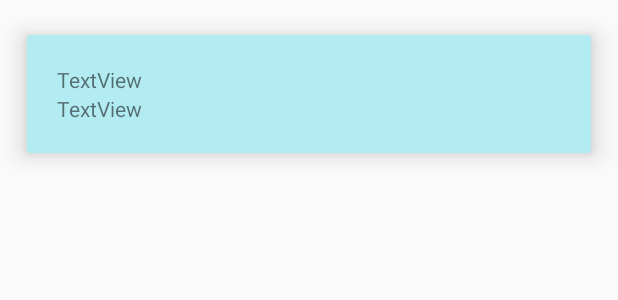
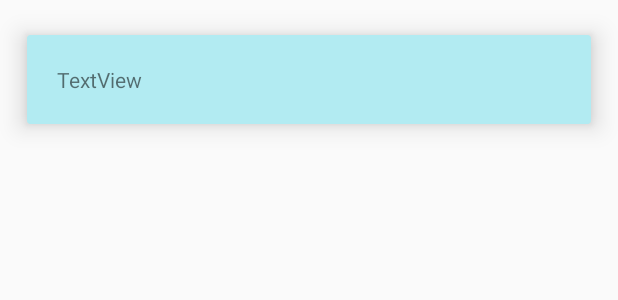
Before and after one commit to Chema19/MakeSolution.Relatorica.AndroidApp, an Android app: the layout card_child.xml on its own in the app's theme, with its tools: preview values and no code run, on a phone screen of 412 x 824 dp. Shown: the top 300 px of the screen. Run offline under Robolectric (Android 15) with nearby library versions, the phone set to English and light mode, and no system bars.

Commit message:
Arreglo de interfaz childs

```diff
--- a/app/src/main/java/makesolution/relatorica/adapters/ChildAdapter.kt
+++ b/app/src/main/java/makesolution/relatorica/adapters/ChildAdapter.kt
@@ -34,7 +34,6 @@ class ChildAdapter(var childs:ArrayList<ChildModel>, val context: Context): Recy
     class ViewHolder(view: View) : RecyclerView.ViewHolder(view){
 
         val childNameTextView = view.childNameTextView
-        val birthDateTextVIew=view.birthDateTextView
         val childCardView=view.childCardView
         fun updateFrom(context: Context, child: ChildModel){
 
@@ -42,8 +41,6 @@ class ChildAdapter(var childs:ArrayList<ChildModel>, val context: Context): Recy
             var token = "Bearer " + result.getString(context.getString(R.string.token), "")
             var url: String = RelatoricaApi.getChildById(child.HijoId)
             childNameTextView.text = child.NombreCompleto
-
-            birthDateTextVIew.text=child.FechaNacimiento
             RelatoricaApi.GetChildById(token, url,
                 { response -> handleResponse(response) },
                 { error -> handleError(error)})
@@ -55,7 +52,6 @@ class ChildAdapter(var childs:ArrayList<ChildModel>, val context: Context): Recy
                 return
             }
             childNameTextView.text = response.Data!!.NombreCompleto
-            birthDateTextVIew.text=response.Data!!.FechaNacimiento
             childCardView.setOnClickListener { view ->
                 val context = view.context
                 var child = ChildModel(response.Data.HijoId,response.Data.NombreCompleto,response.Data.Estado,response.Data.FechaRegistro,response.Data.FechaNacimiento,response.Data.PadreId)
--- a/app/src/main/java/makesolution/relatorica/adapters/QuestionAdapter.kt
+++ b/app/src/main/java/makesolution/relatorica/adapters/QuestionAdapter.kt
@@ -30,11 +30,9 @@ class QuestionAdapter (var questions:ArrayList<QuestionModel>, val context: Cont
     class ViewHolder(view: View) : RecyclerView.ViewHolder(view){
 
         val enunciadoTextView = view.enunciadoTextView
-        val fechaRegistroTextVIew=view.fechaRegistroTextView
 
         fun updateFrom(context: Context, question: QuestionModel){
             enunciadoTextView.text=question.Enunciado
-            fechaRegistroTextVIew.text=question.FechaRegistro
         }
     }
 }
--- a/app/src/main/res/layout/card_child.xml
+++ b/app/src/main/res/layout/card_child.xml
@@ -25,19 +25,10 @@
             android:id="@+id/childNameTextView"
             android:layout_width="wrap_content"
             android:layout_height="wrap_content"
-            app:layout_constraintBottom_toTopOf="@id/birthDateTextView"
             app:layout_constraintTop_toTopOf="parent"
             app:layout_constraintStart_toStartOf="parent"
             android:text="TextView" />
 
-        <TextView
-            android:id="@+id/birthDateTextView"
-            app:layout_constraintTop_toBottomOf="@id/childNameTextView"
-            app:layout_constraintBottom_toBottomOf="parent"
-            app:layout_constraintStart_toStartOf="parent"
-            android:layout_width="wrap_content"
-            android:layout_height="wrap_content"
-            android:text="TextView" />
     </android.support.constraint.ConstraintLayout>
 
 </android.support.v7.widget.CardView>
```
Also changed, not shown: app/src/main/java/makesolution/relatorica/activities/MainActivity.kt (+5 -3 lines), app/src/main/res/layout/card_question.xml (+0 -9 lines), app/src/main/res/menu/navigation.xml (+4 -4 lines).
